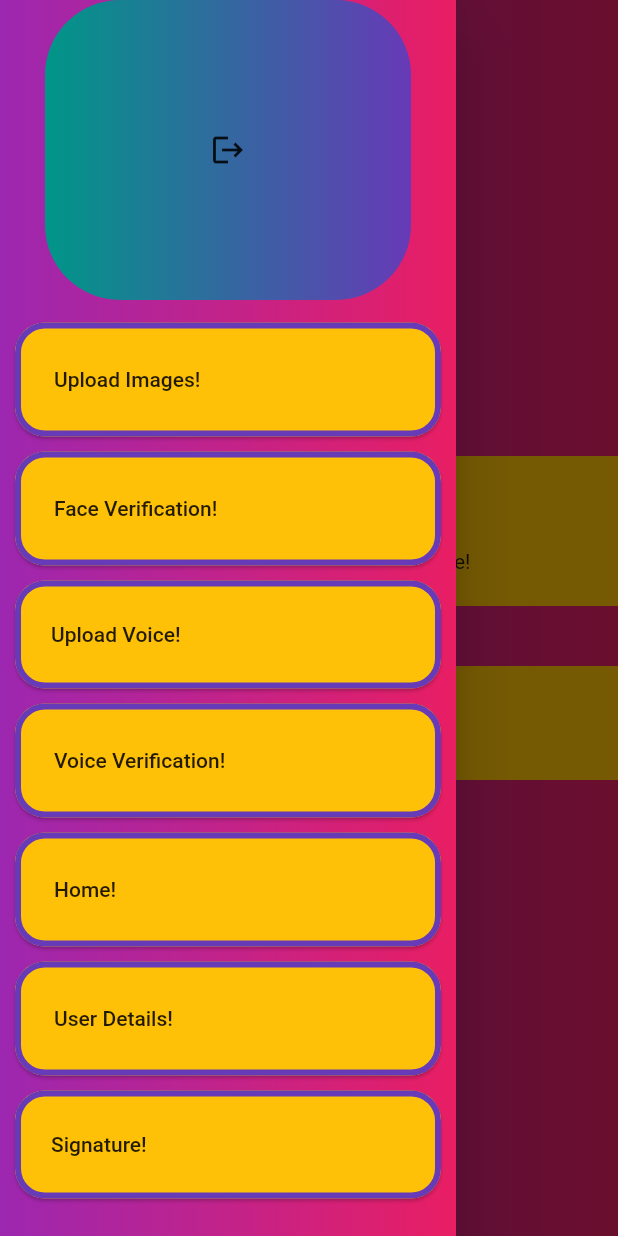
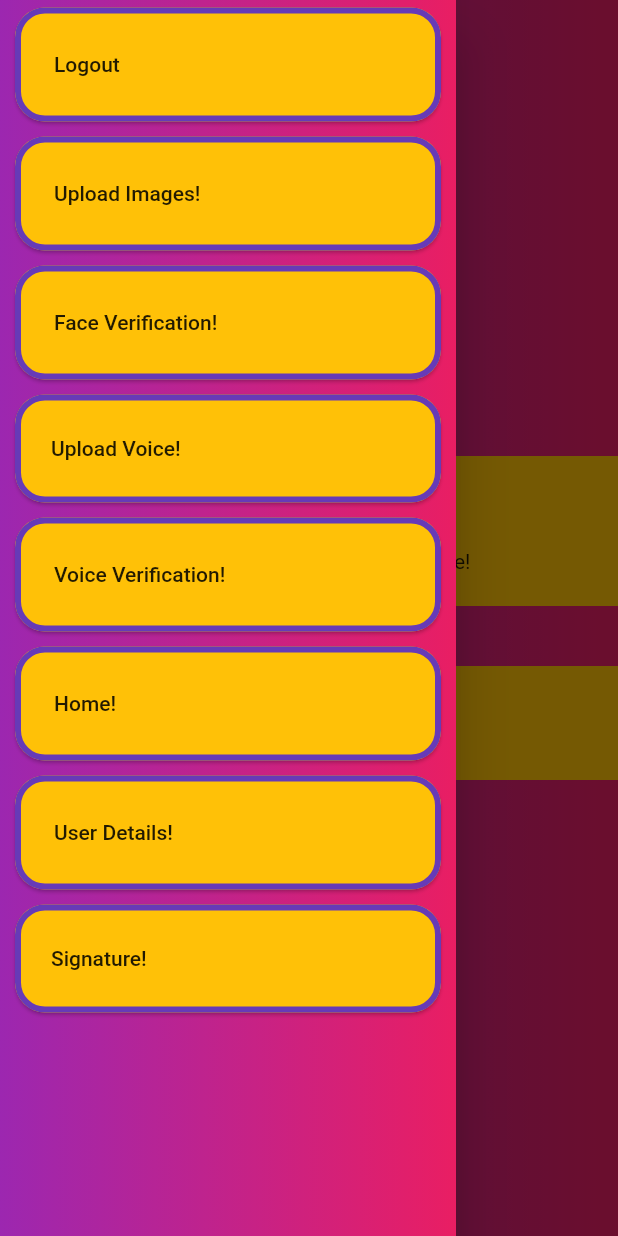
Before and after one commit to MadduruNikhil/MLESA2, a Flutter app: the FaceRecognitionScreen screen opened by its route, with the side drawer open, on a phone screen of 412 x 824 dp. Run offline on Flutter 3.47's test engine with Material 2 defaults, Android fonts, the phone set to English and light mode, and no system bars; our stand-ins replace cloud_firestore, file, firebase_auth, image_picker; missing offline and left inert: flutter_audio_recorder, hand_signature; accounts and stored records are empty.

Commit message:
added updated apks

```diff
--- a/Flutter Mobile App/MLESA/lib/widgets/SideDrawer.dart
+++ b/Flutter Mobile App/MLESA/lib/widgets/SideDrawer.dart
@@ -30,31 +30,23 @@ class _SideDrawerState extends State<SideDrawer> {
         ),
         child: ListView(
           children: [
-            Container(
-              margin: EdgeInsets.only(
-                left: 30,
-                right: 30,
-                bottom: 10,
-              ),
-              height: 200,
-              decoration: BoxDecoration(
-                borderRadius: BorderRadius.circular(
-                  50,
+           Card(
+              shape: RoundedRectangleBorder(
+                  borderRadius: BorderRadius.circular(20),
+                  side: BorderSide(
+                    width: 4,
+                    color: Colors.deepPurple,
+                  )),
+              margin: EdgeInsets.symmetric(vertical: 5, horizontal: 10),
+              color: Colors.amber,
+              child: Padding(
+                padding: const EdgeInsets.all(10.0),
+                child: ListTile(
+                  title: Text('Logout'),
+                  onTap: () {
+                    FirebaseAuth.instance.signOut();
+                  },
                 ),
-                gradient: LinearGradient(
-                  colors: [
-                    Colors.teal,
-                    Colors.deepPurple,
-                  ],
-                ),
-              ),
-              child: IconButton(
-                icon: Icon(Icons.logout),
-                onPressed: () {
-                  setState(() {
-                    FirebaseAuth.instance.signOut();
-                  });
-                },
               ),
             ),
             Card(
```
Also changed, not shown: 1 other file.
